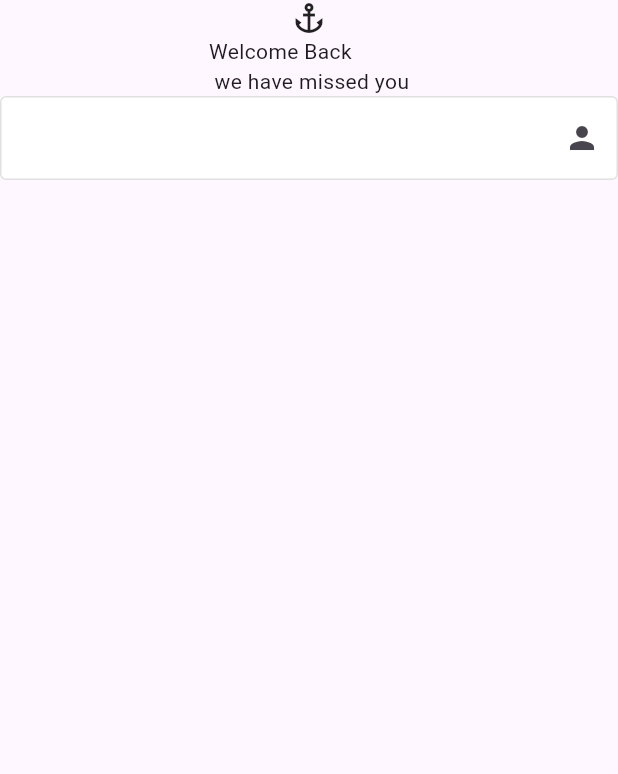
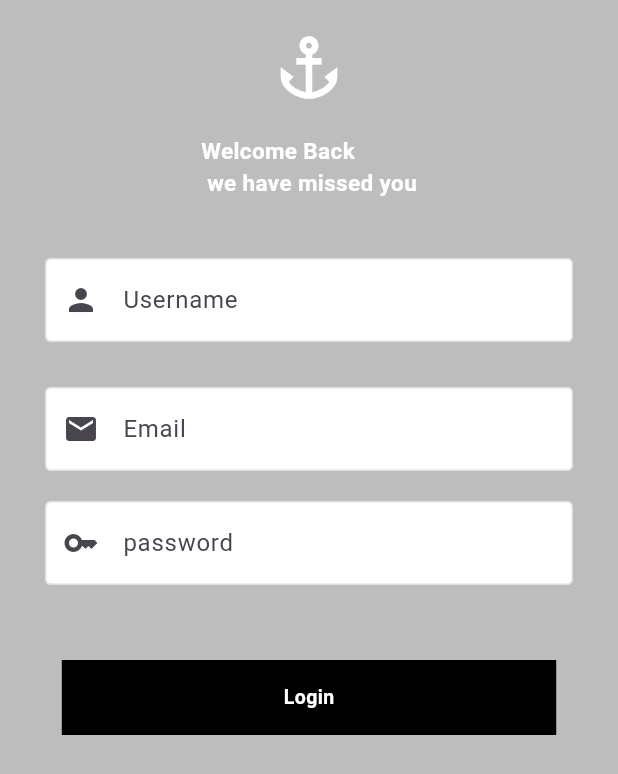
Before and after one commit to jonget-muhabaw/flutter-class, a Flutter app: the screen it shows after launch, on a phone screen of 412 x 824 dp. Shown: the top 774 px of the screen. Run offline on Flutter 3.47's test engine with Material 3 defaults, Android fonts, the phone set to English and light mode, and no system bars; missing offline and left inert: dart:ffi, expressions.

Commit message:
feat: validate form feat: refactor code

```diff
--- a/lib/components/screens/login_screen.dart
+++ b/lib/components/screens/login_screen.dart
@@ -1,3 +1,4 @@
+import 'package:class_one/components/screens/my_form.dart';
 import 'package:flutter/material.dart';
 
 class LoginScreen extends StatefulWidget {
@@ -8,35 +9,91 @@ class LoginScreen extends StatefulWidget {
 }
 
 class _LoginScreenState extends State<LoginScreen> {
+  final _formKey = GlobalKey<FormState>();
+
   @override
   Widget build(BuildContext context) {
-
     return SafeArea(
       child: Scaffold(
+        backgroundColor: Colors.grey.shade400,
         body: Column(
           children: [
             //Logo
-            Icon(Icons.anchor),
-
+            const SizedBox(height: 20),
+            const Icon(
+              Icons.anchor,
+              color: Colors.white,
+              size: 50,
+            ),
+            const SizedBox(height: 20),
             //wecome back
-            Text("Welcome Back \n we have missed you"),
-
+            const Text(
+              "Welcome Back \n we have missed you",
+              style: TextStyle(
+                  color: Colors.white,
+                  fontSize: 15,
+                  fontWeight: FontWeight.bold),
+            ),
+            const SizedBox(height: 20),
             //form
-            TextFormField(
-
-              decoration: InputDecoration(
-                suffixIcon: Icon(Icons.person),
-                enabledBorder: OutlineInputBorder(
-                  borderSide: BorderSide(color: Colors.grey.shade300)
+            Padding(
+              padding: const EdgeInsets.symmetric(
+                horizontal: 30,
+              ),
+              child: Form(
+                key: _formKey,
+                child: Column(
+                  children: [
+                    const SizedBox(
+                      height: 20,
+                    ),
+                    MyForm(
+                      icon: const Icon(Icons.person),
+                      hintTex: "Username",
+                      obscureTex: false,
+                    ),
+                    const SizedBox(
+                      height: 30,
+                    ),
+                    MyForm(
+                        icon: const Icon(Icons.email),
+                        hintTex: "Email",
+                        obscureTex: false),
+                    const SizedBox(
+                      height: 20,
+                    ),
+                    MyForm(
+                        icon: const Icon(Icons.key),
+                        hintTex: "password",
+                        obscureTex: true)
+                  ],
                 ),
-                focusedBorder: OutlineInputBorder(borderSide: BorderSide(color: Colors.white)),
-                fillColor: Colors.white,
-                filled: true,
-                hintText: "username",
-                hintStyle: TextStyle(color:Colors.white ),
+              ),
+            ),
+            const SizedBox(
+              height: 50,
+            ), //login button
+            GestureDetector(
+              onTap: () {
+                if (_formKey.currentState!.validate()) {
+                  Navigator.pushNamed(context, '/home');
+                }
+              },
+              child: Container(
+                color: Colors.black,
+                height: 50,
+                width: MediaQuery.of(context).size.width * 0.8,
+                child: const Center(
+                  child: Text(
+                    "Login",
+                    style: TextStyle(
+                        color: Colors.white,
+                        fontSize: 13,
+                        fontWeight: FontWeight.bold),
+                  ),
+                ),
               ),
             )
-            //login button
           ],
         ),
       ),
--- /dev/null
+++ b/lib/components/screens/my_form.dart
@@ -0,0 +1,29 @@
+import 'package:flutter/material.dart';
+
+class MyForm extends StatelessWidget {
+  final String hintTex;
+  final bool obscureTex;
+  final Widget icon;
+  MyForm({super.key, required this.hintTex, required this.obscureTex, required this.icon});
+
+  @override
+  Widget build(BuildContext context) {
+    return TextFormField(
+        obscureText: obscureTex,
+        decoration: InputDecoration(
+            prefixIcon: icon,
+            enabledBorder: OutlineInputBorder(
+                borderSide: BorderSide(color: Colors.grey.shade300)),
+            focusedBorder: const OutlineInputBorder(
+                borderSide: BorderSide(color: Colors.white)),
+            fillColor: Colors.white,
+            filled: true,
+            hintText: hintTex),
+        validator: (value) {
+          if (value == null || value.isEmpty) {
+            return "Please enter valid $hintTex";
+          }
+          return null;
+        });
+  }
+}
```
